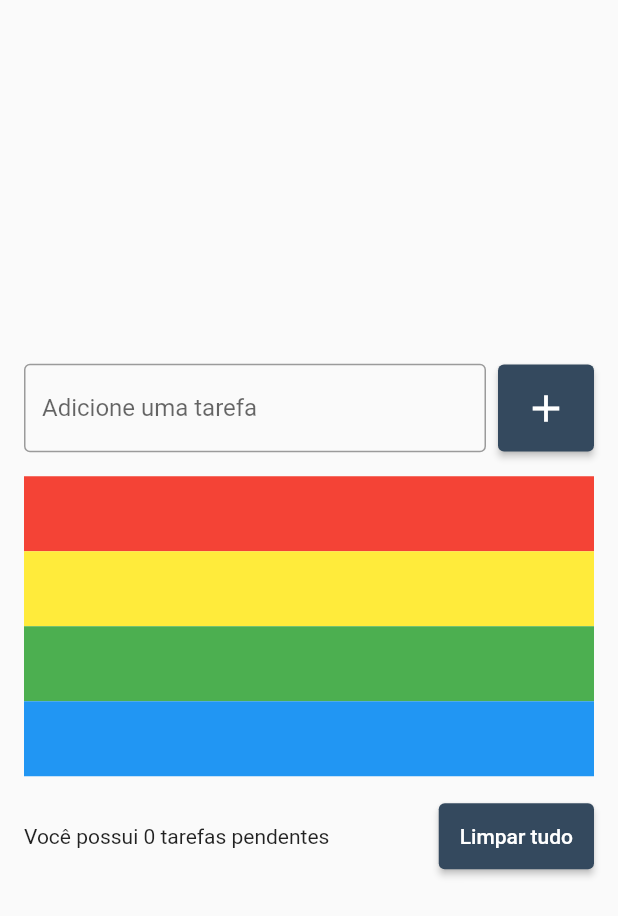
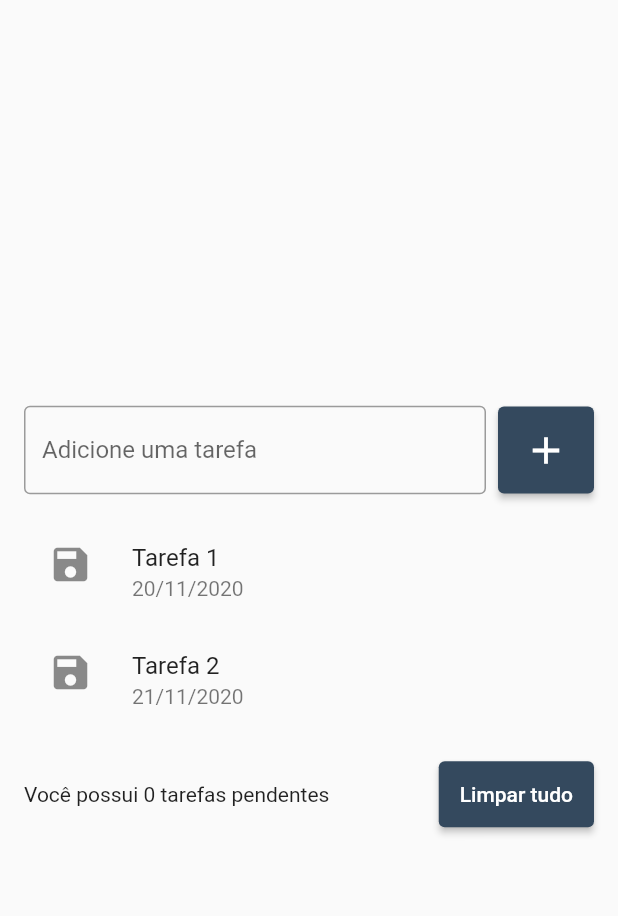
Before and after one commit to martadrozsa/flutter-dart-course, a Flutter app: the screen it shows after launch, on a phone screen of 412 x 824 dp. Shown: the top 916 px of the screen. Run offline on Flutter 3.47's test engine with Material 2 defaults, Android fonts, the phone set to English and light mode, and no system bars.

Commit message:
ListTile

```diff
--- a/app_todo_list/lib/pages/todo_list_page.dart
+++ b/app_todo_list/lib/pages/todo_list_page.dart
@@ -39,21 +39,21 @@ class TodoListPage extends StatelessWidget {
               ListView(
                 shrinkWrap: true,
                 children: [
-                  Container(
-                    color: Colors.red,
-                    height: 50,
+                  ListTile(
+                    title: const Text('Tarefa 1'),
+                    subtitle: const Text('20/11/2020'),
+                    leading: const Icon(Icons.save, size: 30),
+                    onTap: () {
+                      print('Tarefa 1');
+                    },
                   ),
-                  Container(
-                    color: Colors.yellow,
-                    height: 50,
-                  ),
-                  Container(
-                    color: Colors.green,
-                    height: 50,
-                  ),
-                  Container(
-                    color: Colors.blue,
-                    height: 50,
+                  ListTile(
+                    title: const Text('Tarefa 2'),
+                    subtitle: const Text('21/11/2020'),
+                    leading: const Icon(Icons.save, size: 30),
+                    onTap: () {
+                      print('Tarefa 2');
+                    },
                   ),
                 ],
               ),
```
